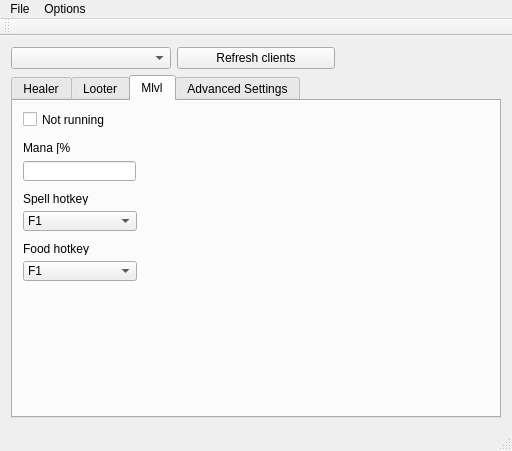
First picture: the form in gui/AlmostManualBot/mainwindow.ui, repository stryku/amb, before the edit.
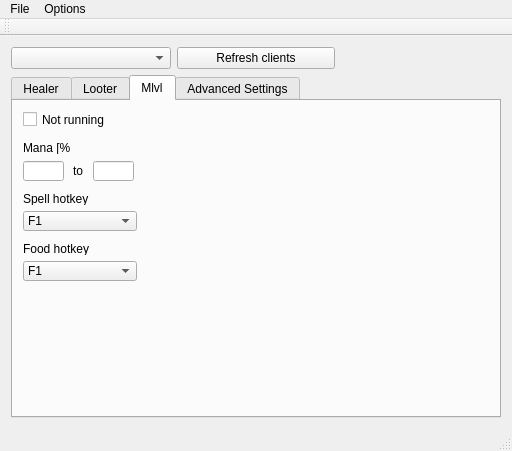
Second picture: the form after the edit.

Commit message: mlvl mana from to

What changed in the file:
```diff
--- a/gui/AlmostManualBot/mainwindow.ui
+++ b/gui/AlmostManualBot/mainwindow.ui
@@ -502,7 +502,7 @@
          <rect>
           <x>10</x>
           <y>60</y>
-          <width>113</width>
+          <width>41</width>
           <height>20</height>
          </rect>
         </property>
@@ -673,6 +673,29 @@
          </property>
         </item>
        </widget>
+       <widget class="QLineEdit" name="editMlvlManaTo">
+        <property name="geometry">
+         <rect>
+          <x>80</x>
+          <y>60</y>
+          <width>41</width>
+          <height>20</height>
+         </rect>
+        </property>
+       </widget>
+       <widget class="QLabel" name="label_20">
+        <property name="geometry">
+         <rect>
+          <x>60</x>
+          <y>60</y>
+          <width>21</width>
+          <height>20</height>
+         </rect>
+        </property>
+        <property name="text">
+         <string>to</string>
+        </property>
+       </widget>
       </widget>
       <widget class="QWidget" name="tabAdvancedSettings">
        <attribute name="title">
```
Left out of the diff: 8 changed lines with no effect on the pictures. The commit also changes 9 other files.
